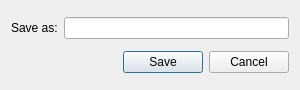
This is src/pythonGui/karabo_gui/project/dialog/object_save.ui in European-XFEL/Karabo as Qt 5 draws it before an edit. The edited form follows.
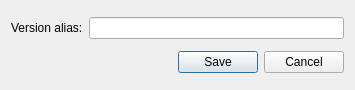
This is the edited form.

Commit message: Change tooltip and labels in save dialog to make it more clear what is set here

```diff
--- a/src/pythonGui/karabo_gui/project/dialog/object_save.ui
+++ b/src/pythonGui/karabo_gui/project/dialog/object_save.ui
@@ -6,7 +6,7 @@
    <rect>
     <x>0</x>
     <y>0</y>
-    <width>300</width>
+    <width>355</width>
     <height>90</height>
    </rect>
   </property>
@@ -19,7 +19,7 @@
      <item>
       <widget class="QLabel" name="laAlias">
        <property name="text">
-        <string>Save as:</string>
+        <string>Version alias:</string>
        </property>
       </widget>
      </item>
```
Left out of the diff: 6 changed lines with no effect on the pictures. The commit also changes 1 other file.
